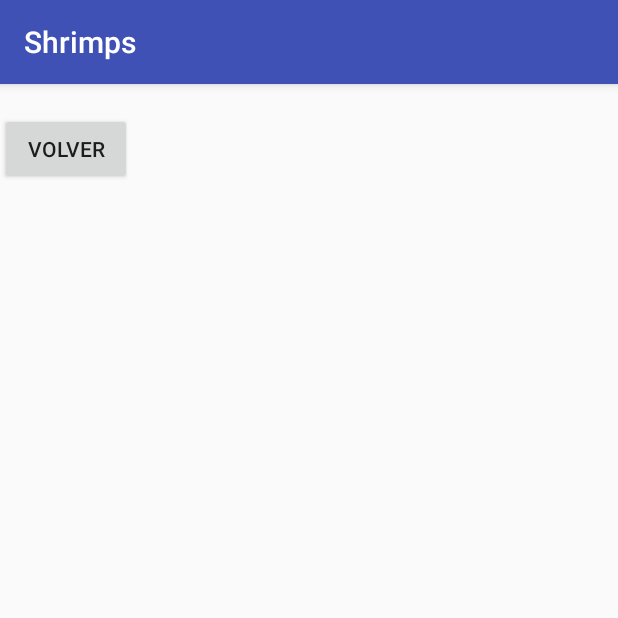
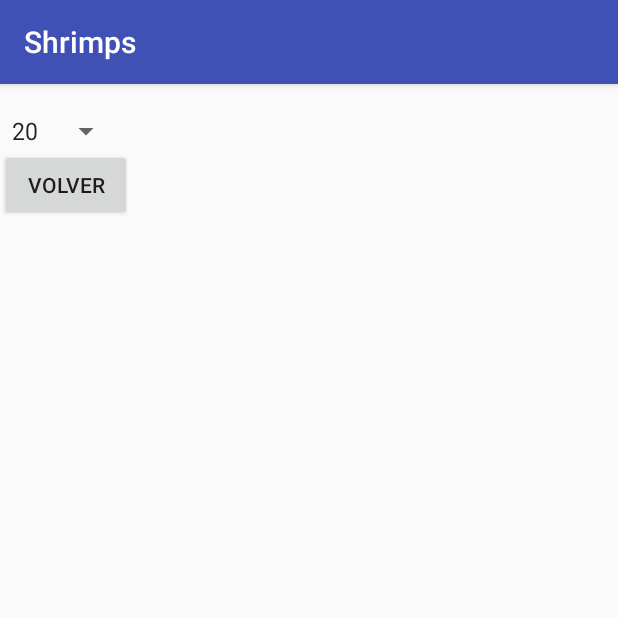
Before and after one commit to soccerdroid/shrimps_app, an Android app: the PhotoActivity screen opened directly, with no data from a screen before it, on a phone screen of 412 x 824 dp, the top half of it. Run offline under Robolectric (Android 15) with nearby library versions, the phone set to English and light mode, and no system bars; libraries missing offline, so code that uses them is left out: com.skydoves.colorpickerpreference; 3 statements that could not run were skipped.

Commit message:
Added list of colors

```diff
--- a/app/build.gradle
+++ b/app/build.gradle
@@ -27,4 +27,5 @@ dependencies {
     androidTestImplementation 'com.android.support.test.espresso:espresso-core:3.0.2'
     implementation 'com.android.support:design:27.1.1'
     implementation files('libs/commons-net-3.6.jar')
+    implementation 'com.github.skydoves:colorpickerpreference:1.0.3'
 }
--- a/app/src/main/java/com/example/belen/shrimps/MainActivity.java
+++ b/app/src/main/java/com/example/belen/shrimps/MainActivity.java
@@ -192,6 +192,7 @@ public class MainActivity extends Activity {
                         System.out.println("FILENAME: " + filename);
                         System.out.println("Iteracion: " + it);
                         it += 1;
+                        //itemsAdapter.notifyDataSetChanged();
 
                     }
 
--- a/app/src/main/java/com/example/belen/shrimps/MyCanvasView.java
+++ b/app/src/main/java/com/example/belen/shrimps/MyCanvasView.java
@@ -4,6 +4,7 @@ import java.util.ArrayList;
 import android.content.Context;
 import android.graphics.Bitmap;
 import android.graphics.Canvas;
+import android.graphics.Color;
 import android.graphics.Paint;
 import android.graphics.Path;
 import android.util.AttributeSet;
@@ -18,6 +19,7 @@ public class MyCanvasView extends View implements OnTouchListener {
     private Paint       mPaint;
     private ArrayList<Path> paths = new ArrayList<Path>();
     private ArrayList<Path> undonePaths = new ArrayList<Path>();
+
 
     public Bitmap im;
 
@@ -38,10 +40,9 @@ public class MyCanvasView extends View implements OnTouchListener {
         mCanvas = new Canvas();
         mPath = new Path();
 
-
     }
 
-    public MyCanvasView(Context context, AttributeSet attrs, Bitmap im)
+    public MyCanvasView(Context context, AttributeSet attrs, Bitmap bitmap)
     {
         super(context,attrs);
         setFocusable(true);
@@ -57,9 +58,10 @@ public class MyCanvasView extends View implements OnTouchListener {
         mPaint.setStrokeWidth(6);
         mCanvas = new Canvas();
         mPath = new Path();
-        this.im = im;
+        this.im = bitmap;
 
     }
+
     @Override
     protected void onSizeChanged(int w, int h, int oldw, int oldh) {
         super.onSizeChanged(w, h, oldw, oldh);
@@ -67,14 +69,15 @@ public class MyCanvasView extends View implements OnTouchListener {
 
     @Override
     protected void onDraw(Canvas canvas) {
+        System.out.println("ENTRÉ AL ON DRAW");
         super.onDraw(canvas);
-        if(this.im!= null){
-            System.out.println("ENTRE AL ON DRAW");
+        // Draw the bitmap that has the saved path.
+        //canvas.drawBitmap(m, 0, 0, null);
+        System.out.println("CANVAS SIZE"+canvas.getWidth()+" "+canvas.getHeight());
+        if(this.im!= null ){
+            System.out.println("ESTOY DIBUJANDO EL BITMAP");
             canvas.drawBitmap(this.im, 0, 0, null);
         }
-        // Draw the bitmap that has the saved path.
-        //canvas.drawBitmap(m, 0, 0, null);
-
         for (Path p : paths){
             canvas.drawPath(p, mPaint);
         }
@@ -85,6 +88,7 @@ public class MyCanvasView extends View implements OnTouchListener {
     private static final float TOUCH_TOLERANCE = 4;
 
     private void touch_start(float x, float y) {
+        mPath = new Path();
         undonePaths.clear();
         mPath.reset();
         mPath.moveTo(x, y);
@@ -106,7 +110,7 @@ public class MyCanvasView extends View implements OnTouchListener {
         mCanvas.drawPath(mPath, mPaint);
         // kill this so we don't double draw
         paths.add(mPath);
-        mPath = new Path();
+
 
     }
 
@@ -122,6 +126,10 @@ public class MyCanvasView extends View implements OnTouchListener {
         }
         //toast the user
     }
+    public void delete() {
+        paths.remove(paths.size() - 1);
+        invalidate();
+    }
 
     public void onClickRedo (){
         if (undonePaths.size()>0)
@@ -133,15 +141,24 @@ public class MyCanvasView extends View implements OnTouchListener {
         {
 
         }
-        //toast the user
+
     }
 
     public void setBitmap(Bitmap im){
         this.im = im;
-        Bitmap tempBitmap = im.copy(Bitmap.Config.ARGB_8888, true);
-        mCanvas.drawBitmap(tempBitmap, 0, 0, null);
 
-        //mCanvas.setBitmap(tempBitmap);
+    }
+    public void setColor(String newColor){
+    //set color
+        int paintColor = Color.parseColor(newColor);
+        this.mPaint = new Paint();
+        this.mPaint.setColor(paintColor);
+        this.mPaint.setAntiAlias(true);
+        this.mPaint.setDither(true);
+        this.mPaint.setStyle(Paint.Style.STROKE);
+        this.mPaint.setStrokeJoin(Paint.Join.ROUND);
+        this.mPaint.setStrokeCap(Paint.Cap.ROUND);
+        this.mPaint.setStrokeWidth(6);
     }
 
     @Override
@@ -165,4 +182,45 @@ public class MyCanvasView extends View implements OnTouchListener {
         }
         return true;
     }
+    @Override
+    protected void onMeasure(int widthMeasureSpec,
+                             int heightMeasureSpec){
+
+        super.setMeasuredDimension(measureWidth(widthMeasureSpec), measureHeight(heightMeasureSpec));
+
+    }
+
+    private int measureWidth(int measureSpec) {
+        int preferred = this.im.getWidth() * 2;
+        return getMeasurement(measureSpec, preferred);
+    }
+
+    private int measureHeight(int measureSpec) {
+        int preferred = this.im.getHeight() * 2;
+        return getMeasurement(measureSpec, preferred);
+    }
+
+    private int getMeasurement(int measureSpec, int preferred) {
+        int specSize = MeasureSpec.getSize(measureSpec);
+        int measurement = 0;
+        switch(MeasureSpec.getMode(measureSpec)) {
+            case MeasureSpec.EXACTLY:
+                // This means the width of this view has been given.
+                measurement = specSize;
+                break;
+            case MeasureSpec.AT_MOST:
+                // Take the minimum of the preferred size and what
+                // we were told to be.
+                measurement = Math.min(preferred, specSize);
+                break;
+            default:
+                measurement = preferred;
+                break;
+        }
+
+        return measurement;
+    }
+
+
+
 }
--- /dev/null
+++ b/app/src/main/java/com/example/belen/shrimps/MySpinnerListener.java
@@ -0,0 +1,29 @@
+package com.example.belen.shrimps;
+
+import android.view.View;
+import android.widget.AdapterView;
+
+import java.util.ArrayList;
+
+public class MySpinnerListener implements AdapterView.OnItemSelectedListener {
+    String color;
+    String[] palette = new String[]{
+            "#ffccbc",
+            "#ffab91",
+            "#ff8a65",
+            "#ff7043",
+            "#ff5722"
+    };
+
+    @Override
+    public void onItemSelected(AdapterView<?> parent, View view, int position, long id) {
+        System.out.println(position);
+        this.color = palette[position];
+        PhotoActivity.myCanvasView.setColor(this.color);
+    }
+
+    @Override
+    public void onNothingSelected(AdapterView<?> parent) {
+
+    }
+}
--- a/app/src/main/java/com/example/belen/shrimps/PhotoActivity.java
+++ b/app/src/main/java/com/example/belen/shrimps/PhotoActivity.java
@@ -3,25 +3,15 @@ package com.example.belen.shrimps;
 import android.annotation.SuppressLint;
 import android.graphics.Bitmap;
 import android.graphics.BitmapFactory;
-import android.graphics.Canvas;
-import android.graphics.Color;
-import android.graphics.Paint;
 import android.graphics.Point;
-import android.graphics.Rect;
-import android.graphics.RectF;
-import android.graphics.drawable.Drawable;
-import android.os.StrictMode;
 import android.support.v7.app.AppCompatActivity;
 import android.os.Bundle;
-import android.util.Log;
-import android.view.Display;
-import android.view.MotionEvent;
 import android.view.View;
 import android.widget.Button;
-import android.widget.ImageView;
 import android.widget.LinearLayout;
+import android.widget.Spinner;
 import android.widget.TextView;
-import android.graphics.Path;
+import com.skydoves.colorpickerpreference.ColorPickerView;
 
 import org.apache.commons.net.ftp.FTP;
 import org.apache.commons.net.ftp.FTPClient;
@@ -36,88 +26,57 @@ import java.io.IOException;
 import java.io.InputStream;
 import java.io.OutputStream;
 import java.util.ArrayList;
+import java.util.HashMap;
 
 public class PhotoActivity extends AppCompatActivity  {
-    float downx = 0;
-    float downy = 0;
-    float upx = 0;
-    float upy = 0;
+
 
     public static FTPClient ftp;
     TextView thumbnail_name;
     Button backBtn;
-    ImageView imageView;
-    Canvas tempCanvas;
-    //Paint paint;
-    //MyCanvasView myCanvasView;
-    Paint mPaint;
-    Path mPath;
-    float mX, mY;
-    static final float TOUCH_TOLERANCE = 4;
-    Display display;
+    Spinner spinner;
     Point size ;
-    //int screen_width, screen_height;
-    //int image_height, image_width;
-    //float scale;
-    private ArrayList<Path> paths = new ArrayList<Path>();
-    private ArrayList<Path> undonePaths = new ArrayList<Path>();
-    MyCanvasView myCanvasView;
+    public static MyCanvasView myCanvasView;
+
 
     @SuppressLint("ClickableViewAccessibility")
     @Override
     protected void onCreate(Bundle savedInstanceState) {
 
         super.onCreate(savedInstanceState);
-        setContentView(R.layout.activity_photo);
+        setContentView(R.layout.activity_photo_2);
+        //LinearLayout layout = (LinearLayout) findViewById(R.id.photo_activity_layout);
+        myCanvasView = (MyCanvasView)findViewById(R.id.my_canvas);
         Bundle b = getIntent().getExtras();
+        //LinearLayout.LayoutParams params = new LinearLayout.LayoutParams(layout.getWidth(),layout.getHeight());
+        //System.out.println("Linear layout size"+layout.getWidth()+","+layout.getHeight());
         //Get passed file name
         String name = (String) b.get("name");
         thumbnail_name = findViewById(R.id.thumbnail_name_tv);
-        //Set image view and button
-        //imageView = findViewById(R.id.iv);
-        //myCanvasView = findViewById(R.id.my_canvas_view); AQUI RECOJO EL CANVAS VIEW DE LAYOUT
-        //myCanvasView = new MyCanvasView(this);
-        //setContentView(myCanvasView);
         backBtn = findViewById(R.id.back_btn);
         thumbnail_name.setText(name);
         this.ftp = MainActivity.ftp;
         addListenerOnButton();
+        spinner = (Spinner) findViewById(R.id.palette_spinner);
+        spinner.setOnItemSelectedListener(new MySpinnerListener());
         //Try to open image
         Bitmap bitmap = null;
-        //display = getWindowManager().getDefaultDisplay();
         size = new Point();
-        //display.getSize(size);
-        //screen_width = size.x;
-        //screen_height = size.y;
-        //scale = getResources().getDisplayMetrics().density;
-
 
         try {
 
-            //System.out.println("FILENAME: "+name);
+
             InputStream input = this.ftp.retrieveFileStream(name);
             BufferedInputStream buf = new BufferedInputStream(input);
             bitmap = BitmapFactory.decodeStream(buf);
-            //image_height = bitmap.getHeight();
-            //image_width = bitmap.getWidth();
-            //int iv_width = imageView.getWidth();
-            //System.out.println("IV WIDTH: "+iv_width);
-            //System.out.println("Image size: "+image_width+","+image_height);
-            //System.out.println("Screen size: "+screen_width+","+screen_height);
-            //paint = new Paint();
-            //paint.setColor(Color.WHITE);
-            mPath = new Path();
-            mPaint = initPaint();
+
             //Bitmap tempBitmap = Bitmap.createBitmap(image_width, image_height,Bitmap.Config.ARGB_8888);
             //Bitmap tempBitmap = bitmap.copy(Bitmap.Config.ARGB_8888, true);
 
-            // No XML file; just one custom view created programmatically.
-            myCanvasView = new MyCanvasView(this,null,bitmap);
+            //myCanvasView = new MyCanvasView(this,null);
             myCanvasView.setBitmap(bitmap);
-            LinearLayout layout = (LinearLayout) findViewById(R.id.photo_activity_layout);
-            layout.addView(myCanvasView);
 
-            //setContentView(myCanvasView);
+            //layout.addView(myCanvasView);
             buf.close();
             input.close();
             if(!this.ftp.completePendingCommand()) {
@@ -131,8 +90,6 @@ public class PhotoActivity extends AppCompatActivity  {
             e.printStackTrace();
         }
     }
-
-
 
     public void addListenerOnButton(){
         this.backBtn.setOnClickListener(new View.OnClickListener() {
@@ -152,50 +109,5 @@ public class PhotoActivity extends AppCompatActivity  {
 
     }
 
-    public Paint initPaint(){
-        Paint mPaint = new Paint();
-        mPaint.setColor(Color.WHITE);
-        mPaint.setAntiAlias(true);
-        // Dithering affects how colors with higher-precision device
-        // than the are down-sampled.
-        mPaint.setDither(true);
-        mPaint.setStyle(Paint.Style.STROKE); // default: FILL
-        mPaint.setStrokeJoin(Paint.Join.ROUND); // default: MITER
-        mPaint.setStrokeCap(Paint.Cap.ROUND); // default: BUTT
-        mPaint.setStrokeWidth(12); // default: Hairline-width (really thin)
-        return mPaint;
-    }
-
-    public void touchStart(float x, float y) {
-        mPath.reset();//added line
-        mPath.moveTo(x, y);
-        mX = x;
-        mY = y;
-    }
-
-    public void touchMove(float x, float y) {
-        float dx = Math.abs(x - mX);
-        float dy = Math.abs(y - mY);
-        if (dx >= TOUCH_TOLERANCE || dy >= TOUCH_TOLERANCE) {
-            // QuadTo() adds a quadratic bezier from the last point,
-            // approaching control point (x1,y1), and ending at (x2,y2).
-            mPath.quadTo(mX, mY, (x + mX)/2, (y + mY)/2);
-            // Reset mX and mY to the last drawn point.
-            mX = x;
-            mY = y;
-            // Save the path in the extra bitmap,
-            // which we access through its canvas.
-            tempCanvas.drawPath(mPath, mPaint);
-        }
-    }
-
-    public void touchUp() {
-// Reset the path so it doesn't get drawn again.
-        paths.add(mPath);
-        mPath = new Path(); //added line
-    }
-
-
-
 
 }
--- /dev/null
+++ b/app/src/main/res/layout/activity_photo_2.xml
@@ -0,0 +1,48 @@
+<?xml version="1.0" encoding="utf-8"?>
+<LinearLayout
+    xmlns:android="http://schemas.android.com/apk/res/android"
+    xmlns:tools="http://schemas.android.com/tools"
+    android:layout_width="fill_parent"
+    android:layout_height="wrap_content"
+    android:orientation="vertical"
+    tools:context=".PhotoActivity">
+
+    <LinearLayout
+        android:layout_width="match_parent"
+        android:layout_height="wrap_content"
+        android:orientation="vertical"
+        android:id="@+id/photo_activity_layout"
+        >
+
+
+        <LinearLayout
+            android:layout_width="match_parent"
+            android:layout_height="wrap_content"
+            android:orientation="vertical">
+
+            <TextView
+                android:id="@+id/thumbnail_name_tv"
+                android:layout_width="match_parent"
+                android:layout_height="wrap_content"
+                android:text="" />
+            <Spinner
+                android:id="@+id/palette_spinner"
+                android:layout_width="wrap_content"
+                android:layout_height="wrap_content"
+                android:entries="@array/palette_array"/>
+
+        </LinearLayout>
+
+        <com.example.belen.shrimps.MyCanvasView
+            android:layout_width="match_parent"
+            android:layout_height="wrap_content"
+            android:id="@+id/my_canvas"/>
+
+        <Button
+            android:id="@+id/back_btn"
+            android:layout_width="wrap_content"
+            android:layout_height="wrap_content"
+            android:text="Volver" />
+
+    </LinearLayout>
+</LinearLayout>
--- a/app/src/main/res/values/strings.xml
+++ b/app/src/main/res/values/strings.xml
@@ -1,4 +1,12 @@
 <resources>
     <string name="app_name">Shrimps</string>
     <string name="image_name">Image name</string>
+    <string-array name="palette_array">
+        <item>20</item>
+        <item>21</item>
+        <item>22</item>
+        <item>23</item>
+        <item>24</item>
+    </string-array>
+
 </resources>
--- a/build.gradle
+++ b/build.gradle
@@ -19,6 +19,7 @@ allprojects {
     repositories {
         google()
         jcenter()
+        mavenCentral()
     }
 }
 
```
Also changed, not shown: app/src/main/res/layout/activity_photo.xml (+25 -6 lines).
